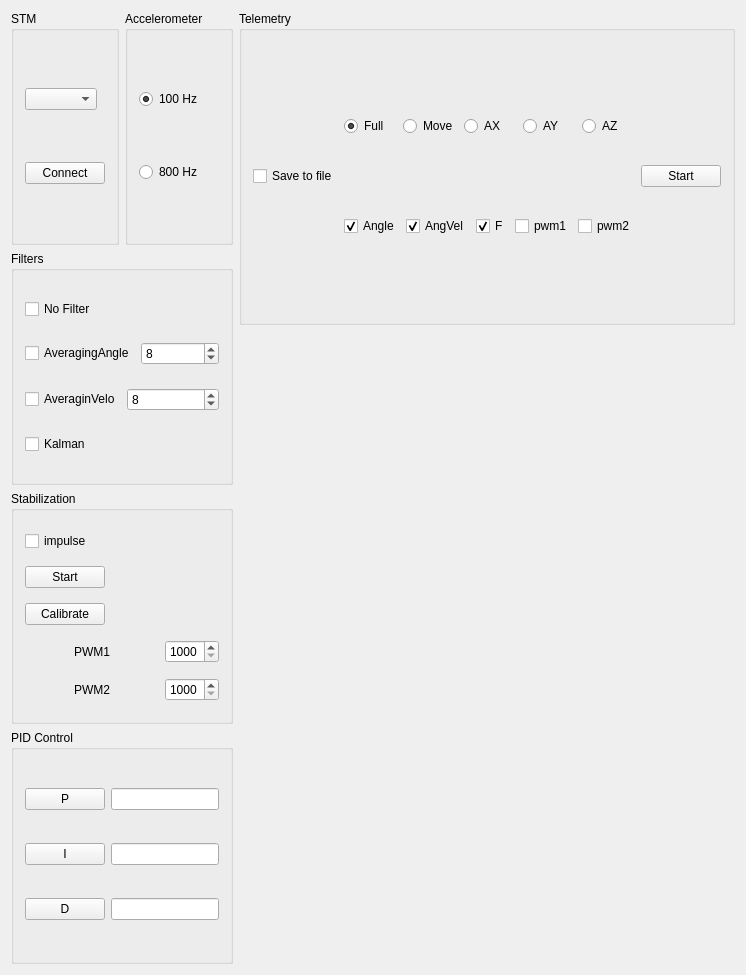
Above: Logger/BoardConsole/BoardConsole/boardconsole.ui from VlagaPalych/Stable before the change. Below: the same form after it.
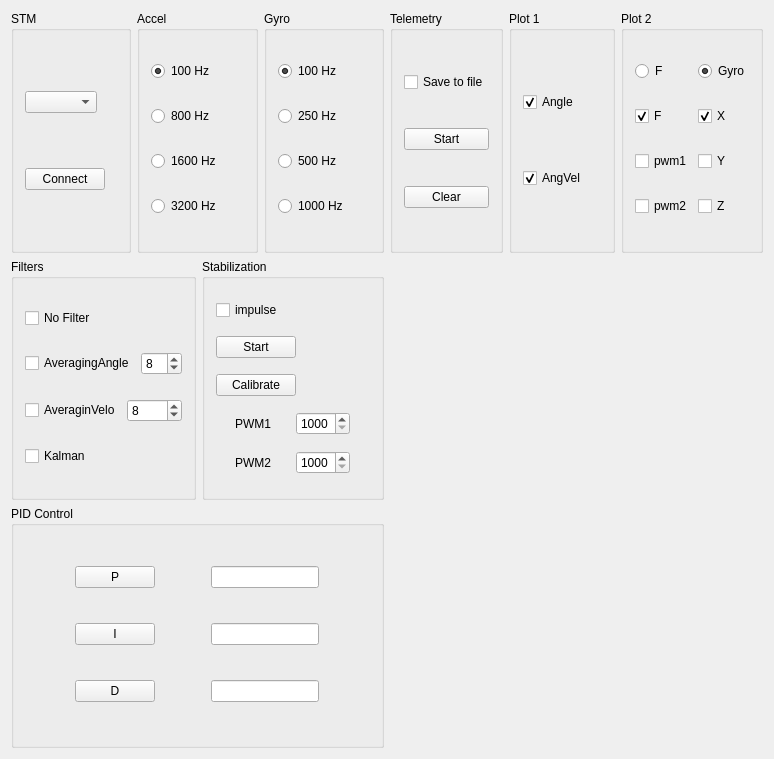
That is the form after the change. Custom widgets are drawn as their Qt base class.

What changed in the file:
```diff
--- a/Logger/BoardConsole/BoardConsole/boardconsole.ui
+++ b/Logger/BoardConsole/BoardConsole/boardconsole.ui
@@ -6,8 +6,8 @@
    <rect>
     <x>0</x>
     <y>0</y>
-    <width>713</width>
-    <height>975</height>
+    <width>774</width>
+    <height>759</height>
    </rect>
   </property>
   <property name="windowTitle">
@@ -15,9 +15,9 @@
   </property>
   <layout class="QHBoxLayout" name="horizontalLayout_12">
    <item>
-    <layout class="QVBoxLayout" name="verticalLayout_8">
+    <layout class="QVBoxLayout" name="verticalLayout_12">
      <item>
-      <layout class="QHBoxLayout" name="horizontalLayout_6">
+      <layout class="QHBoxLayout" name="horizontalLayout_2">
        <item>
         <widget class="QGroupBox" name="connectGroupBox">
          <property name="title">
@@ -53,7 +53,7 @@
        <item>
         <widget class="QGroupBox" name="accelgroupBox">
          <property name="title">
-          <string>Accelerometer</string>
+          <string>Accel</string>
          </property>
          <layout class="QVBoxLayout" name="verticalLayout_6">
           <item>
@@ -76,11 +76,67 @@
             </property>
            </widget>
           </item>
+          <item>
+           <widget class="QRadioButton" name="HZ1600RadioButton">
+            <property name="text">
+             <string>1600 Hz</string>
+            </property>
+           </widget>
+          </item>
+          <item>
+           <widget class="QRadioButton" name="HZ3200RadioButton">
+            <property name="text">
+             <string>3200 Hz</string>
+            </property>
+           </widget>
+          </item>
          </layout>
         </widget>
        </item>
-      </layout>
-     </item>
+       <item>
+        <widget class="QGroupBox" name="groupBox_4">
+         <property name="title">
+          <string>Gyro</string>
+         </property>
+         <layout class="QVBoxLayout" name="verticalLayout_10">
+          <item>
+           <widget class="QRadioButton" name="gyroHZ100RadioButton">
+            <property name="text">
+             <string>100 Hz</string>
+            </property>
+            <property name="checked">
+             <bool>true</bool>
+            </property>
+           </widget>
+          </item>
+          <item>
+           <widget class="QRadioButton" name="gyroHZ250RadioButton">
+            <property name="text">
+             <string>250 Hz</string>
+            </property>
+           </widget>
+          </item>
+          <item>
+           <widget class="QRadioButton" name="gyroHZ500RadioButton">
+            <property name="text">
+             <string>500 Hz</string>
+            </property>
+           </widget>
+          </item>
+          <item>
+           <widget class="QRadioButton" name="gyroHZ1000RadioButton">
+            <property name="text">
+             <string>1000 Hz</string>
+            </property>
+           </widget>
+          </item>
+         </layout>
+        </widget>
+       </item>
+      </layout>
+     </item>
+     <item>
+      <layout class="QHBoxLayout" name="horizontalLayout_6">
      <item>
       <widget class="QGroupBox" name="filtergroupBox">
        <property name="title">
@@ -195,6 +251,12 @@
          <layout class="QHBoxLayout" name="horizontalLayout_10">
           <item>
            <widget class="QLabel" name="label">
+              <property name="sizePolicy">
+               <sizepolicy hsizetype="Fixed" vsizetype="Preferred">
+                <horstretch>0</horstretch>
+                <verstretch>0</verstretch>
+               </sizepolicy>
+              </property>
             <property name="text">
              <string>PWM1</string>
             </property>
@@ -225,6 +287,12 @@
          <layout class="QHBoxLayout" name="horizontalLayout_11">
           <item>
            <widget class="QLabel" name="label_2">
+              <property name="sizePolicy">
+               <sizepolicy hsizetype="Fixed" vsizetype="Preferred">
+                <horstretch>0</horstretch>
+                <verstretch>0</verstretch>
+               </sizepolicy>
+              </property>
             <property name="text">
              <string>PWM2</string>
             </property>
@@ -254,12 +322,14 @@
        </layout>
       </widget>
      </item>
+      </layout>
+     </item>
      <item>
       <widget class="QGroupBox" name="groupBox">
        <property name="title">
         <string>PID Control</string>
        </property>
-       <layout class="QVBoxLayout" name="verticalLayout_5">
+       <layout class="QVBoxLayout" name="verticalLayout_8">
         <item>
          <layout class="QHBoxLayout" name="horizontalLayout_7">
           <item>
@@ -291,13 +361,26 @@
          <layout class="QHBoxLayout" name="horizontalLayout_9">
           <item>
            <widget class="QPushButton" name="iButton">
+            <property name="sizePolicy">
+             <sizepolicy hsizetype="Fixed" vsizetype="Fixed">
+              <horstretch>0</horstretch>
+              <verstretch>0</verstretch>
+             </sizepolicy>
+            </property>
             <property name="text">
              <string>I</string>
             </property>
            </widget>
           </item>
           <item>
-           <widget class="QLineEdit" name="iLineEdit"/>
+           <widget class="QLineEdit" name="iLineEdit">
+            <property name="sizePolicy">
+             <sizepolicy hsizetype="Fixed" vsizetype="Fixed">
+              <horstretch>0</horstretch>
+              <verstretch>0</verstretch>
+             </sizepolicy>
+            </property>
+           </widget>
           </item>
          </layout>
         </item>
@@ -334,13 +417,15 @@
     </layout>
    </item>
    <item>
-    <layout class="QVBoxLayout" name="verticalLayout_7">
+    <layout class="QVBoxLayout" name="verticalLayout_9">
+     <item>
+      <layout class="QHBoxLayout" name="horizontalLayout_3">
      <item>
       <widget class="QGroupBox" name="telemetryGroupBox">
        <property name="title">
         <string>Telemetry</string>
        </property>
-       <layout class="QHBoxLayout" name="horizontalLayout_3">
+         <layout class="QVBoxLayout" name="verticalLayout_11">
         <item>
          <widget class="QCheckBox" name="saveToFileCheckBox">
           <property name="text">
@@ -352,57 +437,28 @@
          </widget>
         </item>
         <item>
-         <layout class="QVBoxLayout" name="verticalLayout_3">
-          <item>
-           <layout class="QHBoxLayout" name="horizontalLayout_2">
-            <item>
-             <widget class="QRadioButton" name="fullRadioButton">
+           <widget class="QPushButton" name="telemetryToggleButton">
               <property name="text">
-               <string>Full</string>
-              </property>
-              <property name="checked">
-               <bool>true</bool>
-              </property>
+             <string>Start</string>
+            </property>
              </widget>
             </item>
             <item>
-             <widget class="QRadioButton" name="moveRadioButton">
+           <widget class="QPushButton" name="clearTelemetryButton">
               <property name="text">
-               <string>Move</string>
-              </property>
-             </widget>
-            </item>
-            <item>
-             <widget class="QRadioButton" name="axRadioButton">
-              <property name="text">
-               <string>AX</string>
-              </property>
-              <property name="checked">
-               <bool>false</bool>
-              </property>
-             </widget>
-            </item>
-            <item>
-             <widget class="QRadioButton" name="ayRadioButton">
-              <property name="text">
-               <string>AY</string>
-              </property>
-             </widget>
-            </item>
-            <item>
-             <widget class="QRadioButton" name="azRadioButton">
-              <property name="text">
-               <string>AZ</string>
-              </property>
-              <property name="checked">
-               <bool>false</bool>
+             <string>Clear</string>
               </property>
              </widget>
             </item>
            </layout>
+        </widget>
           </item>
           <item>
-           <layout class="QHBoxLayout" name="horizontalLayout">
+        <widget class="QGroupBox" name="groupBox_2">
+         <property name="title">
+          <string>Plot 1</string>
+         </property>
+         <layout class="QVBoxLayout" name="verticalLayout_7">
             <item>
              <widget class="QCheckBox" name="angleCheckBox">
               <property name="text">
@@ -423,6 +479,27 @@
               </property>
              </widget>
             </item>
+         </layout>
+        </widget>
+       </item>
+       <item>
+        <widget class="QGroupBox" name="groupBox_3">
+         <property name="title">
+          <string>Plot 2</string>
+         </property>
+         <layout class="QHBoxLayout" name="horizontalLayout">
+          <item>
+           <layout class="QVBoxLayout" name="verticalLayout_3">
+            <item>
+             <widget class="QRadioButton" name="fRadioButton">
+              <property name="text">
+               <string>F</string>
+              </property>
+              <property name="checked">
+               <bool>false</bool>
+              </property>
+             </widget>
+            </item>
             <item>
              <widget class="QCheckBox" name="fCheckBox">
               <property name="text">
@@ -455,17 +532,48 @@
             </item>
            </layout>
           </item>
-         </layout>
+          <item>
+           <layout class="QVBoxLayout" name="verticalLayout_5">
+            <item>
+             <widget class="QRadioButton" name="gyroRadioButton">
+              <property name="text">
+               <string>Gyro</string>
+              </property>
+              <property name="checked">
+               <bool>true</bool>
+              </property>
+             </widget>
         </item>
         <item>
-         <widget class="QPushButton" name="telemetryToggleButton">
+             <widget class="QCheckBox" name="gxCheckBox">
           <property name="text">
-           <string>Start</string>
-          </property>
-         </widget>
-        </item>
-       </layout>
-      </widget>
+               <string>X</string>
+              </property>
+              <property name="checked">
+               <bool>true</bool>
+              </property>
+             </widget>
+            </item>
+            <item>
+             <widget class="QCheckBox" name="gyCheckBox">
+              <property name="text">
+               <string>Y</string>
+              </property>
+             </widget>
+            </item>
+            <item>
+             <widget class="QCheckBox" name="gzCheckBox">
+              <property name="text">
+               <string>Z</string>
+              </property>
+             </widget>
+            </item>
+           </layout>
+          </item>
+         </layout>
+        </widget>
+       </item>
+      </layout>
      </item>
      <item>
       <widget class="QwtPlot" name="plot1"/>
```
Lines whose indentation alone changed are shown as unchanged.
